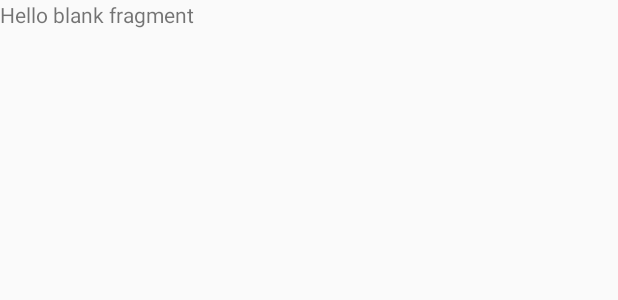
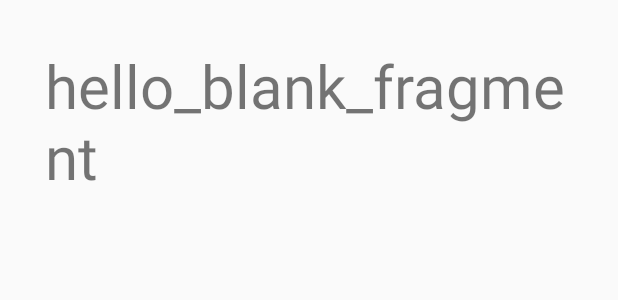
Before and after one commit to apopla/LetsPlayKrakowV1, an Android app: the layout fragment_start.xml on its own in the app's theme, with its tools: preview values and no code run, on a phone screen of 412 x 824 dp. Shown: the top 300 px of the screen. Run offline under Robolectric (Android 15) with nearby library versions, the phone set to English and light mode, and no system bars.

Commit message:
bla bla bla

```diff
--- a/app/build.gradle
+++ b/app/build.gradle
@@ -24,10 +24,10 @@ dependencies {
   //  testCompile 'junit:junit:4.12'
     compile 'de.hdodenhof:circleimageview:1.2.1'
     compile 'com.android.support:appcompat-v7:23.0.1'
-//    compile 'com.android.support:design:22.0.1'
+    compile 'com.android.support:design:23.0.1'
     compile 'com.android.support:cardview-v7:23.0.1'
     compile 'com.android.support:recyclerview-v7:23.0.1'
-    //nie działa ;(
+
 //    compile 'com.kontakt.sdk.android:kontakt.io-android-sdk:2.0.0'
     compile 'com.jakewharton:butterknife:7.0.1'
     compile 'com.squareup.okhttp:okhttp:2.5.0'
--- a/app/src/main/java/com/example/kitowcy/letsplaykrakow/MainActivity.java
+++ b/app/src/main/java/com/example/kitowcy/letsplaykrakow/MainActivity.java
@@ -23,13 +23,15 @@ public class MainActivity extends AppCompatActivity {
     private DrawerLayout drawer;                                  // Declaring DrawerLayout
     private ActionBarDrawerToggle mDrawerToggle;
     public static int currentFragmentDisplayedId;
+
     @Override
     protected void onCreate(Bundle savedInstanceState) {
         super.onCreate(savedInstanceState);
         setContentView(R.layout.activity_main_material);
-       setupDrawer();
+        setupDrawer();
         Toolbar toolbar = (Toolbar) findViewById(R.id.toolbar);
         setSupportActionBar(toolbar);
+        FragmentSwitcher.switchToFragment(this, FragmentUnit.START, R.id.activity_main_fragment_placeholder, null);
 //
 //        FloatingActionButton fab = (FloatingActionButton) findViewById(R.id.fab);
 //        fab.setOnClickListener(new View.OnClickListener() {
@@ -40,6 +42,7 @@ public class MainActivity extends AppCompatActivity {
 //            }
 //        });
     }
+
     @Override
     protected void onPostCreate(Bundle savedInstanceState) {
         Log.d(TAG, "onPostCreate()");
@@ -47,6 +50,7 @@ public class MainActivity extends AppCompatActivity {
         mDrawerToggle.syncState();
 
     }
+
     private void setupDrawer() {
         Log.d(TAG, "setupDrawer()");
         boolean userIsLogged = false;
--- a/app/src/main/res/layout/fragment_start.xml
+++ b/app/src/main/res/layout/fragment_start.xml
@@ -1,10 +1,15 @@
 <FrameLayout xmlns:android="http://schemas.android.com/apk/res/android"
-    xmlns:tools="http://schemas.android.com/tools" android:layout_width="match_parent"
+    xmlns:tools="http://schemas.android.com/tools"
+    android:layout_width="match_parent"
     android:layout_height="match_parent"
     tools:context="com.example.kitowcy.letsplaykrakow.StartFragment">
 
     <!-- TODO: Update blank fragment layout -->
-    <TextView android:layout_width="match_parent" android:layout_height="match_parent"
-        android:text="@string/hello_blank_fragment" />
+    <TextView
+        android:layout_width="match_parent"
+        android:layout_height="match_parent"
+        android:padding="30sp"
+        android:text="hello_blank_fragment"
+        android:textSize="40sp" />
 
 </FrameLayout>
--- a/app/src/main/res/values/styles.xml
+++ b/app/src/main/res/values/styles.xml
@@ -3,11 +3,16 @@
     <!-- Base application theme. -->
     <style name="AppTheme" parent="Theme.AppCompat.Light.DarkActionBar">
         <!-- Customize your theme here. -->
+        <item name="windowActionBar">false</item>
+        <item name="windowNoTitle">true</item>
         <item name="colorPrimary">@color/colorPrimary</item>
         <item name="colorPrimaryDark">@color/colorPrimaryDark</item>
         <item name="colorAccent">@color/colorAccent</item>
     </style>
     <style name="AppTheme.NoActionBar">
+        <item name="colorPrimary">@color/colorPrimary</item>
+        <item name="colorPrimaryDark">@color/colorPrimaryDark</item>
+        <item name="colorAccent">@color/colorAccent</item>
         <item name="windowActionBar">false</item>
         <item name="windowNoTitle">true</item>
     </style>
```
Also changed, not shown: app/src/main/java/com/example/kitowcy/letsplaykrakow/StartFragment.java (+6 -70 lines), 1 other file.
